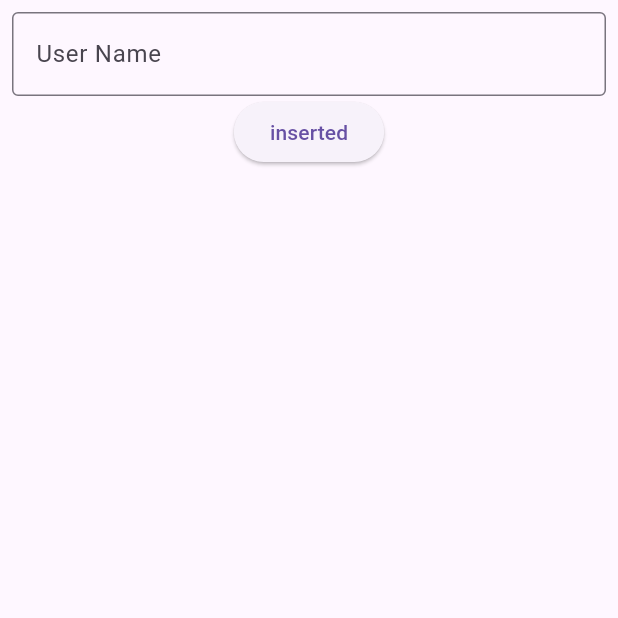
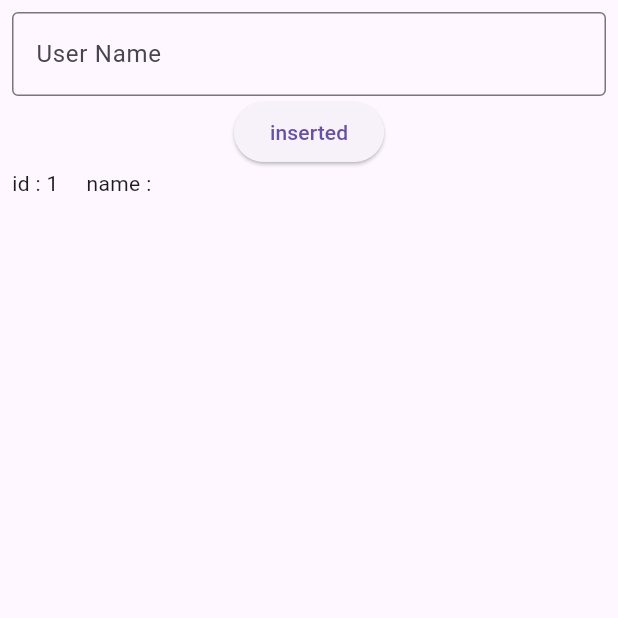
Before and after one commit to salahswidan/sqflite_department, a Flutter app: the screen it shows after launch, after a tap on "inserted", on a phone screen of 412 x 824 dp, the top half of it. Run offline on Flutter 3.47's test engine with Material 3 defaults, Android fonts, the light colour scheme and no system bars; our stand-ins replace sqflite; accounts and stored records are empty.

Commit message:
show data user

```diff
--- a/lib/controlller/user_controller.dart
+++ b/lib/controlller/user_controller.dart
@@ -8,12 +8,13 @@ class UserController {
   void insertUser({required String userName}) async {
     MySqlFliteDatabase db = MySqlFliteDatabase();
     bool inserted = await db.insertToUserTable(userName: userName);
-    print(inserted);
+    select();
   }
 
   void select() async {
     MySqlFliteDatabase db = MySqlFliteDatabase();
     dataUser = await db.select();
-    print(dataUser);
+
+   // print(dataUser);
   }
 }
--- a/lib/view/user_screen.dart
+++ b/lib/view/user_screen.dart
@@ -19,10 +19,12 @@ class _UserScreenState extends State<UserScreen> {
     super.initState();
     _userController = UserController();
   }
+
   @override
   Widget build(BuildContext context) {
     return Scaffold(
-      body: Padding(
+      body: SafeArea(
+        child: Padding(
           padding: const EdgeInsets.all(8.0),
           child: Column(
             mainAxisAlignment: MainAxisAlignment.center,
@@ -34,19 +36,30 @@ class _UserScreenState extends State<UserScreen> {
                   border: OutlineInputBorder(),
                 ),
               ),
-            ElevatedButton(onPressed: ()async{
+              ElevatedButton(
+                  onPressed: () async {
+                    _userController.insertUser(
+                        userName: _usernameController.text);
+                    setState(() {});
                   },
                   child: Text("inserted")),
-
               Expanded(
                 child: ListView.separated(
-                itemBuilder: (context, index)=> Row(
+                    itemBuilder: (context, index) => Row(
                           children: [
-
-                  Text(_userController.dataUser[index].toString()),
+                            Text(
+                                "id : ${_userController.dataUser[index]["user_id"]}     "),
+                            Text(
+                                "name : ${_userController.dataUser[index]["username"]}"),
                           ],
-              ), separatorBuilder: (context, index)=> SizedBox(height: 10,), itemCount:_userController.dataUser.length),
-            ),],
+                        ),
+                    separatorBuilder: (context, index) => SizedBox(
+                          height: 10,
+                        ),
+                    itemCount: _userController.dataUser.length),
+              ),
+            ],
+          ),
         ),
       ),
     );
```
Lines whose indentation alone changed are shown as unchanged.
